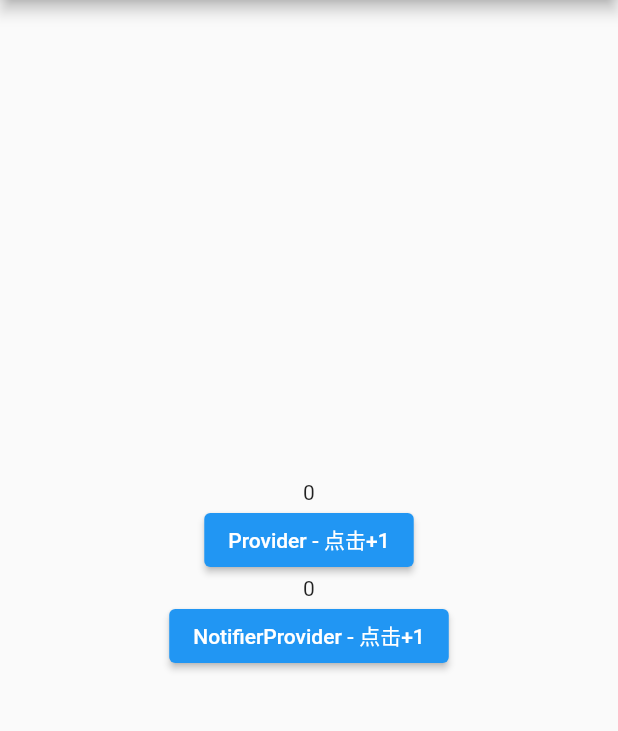
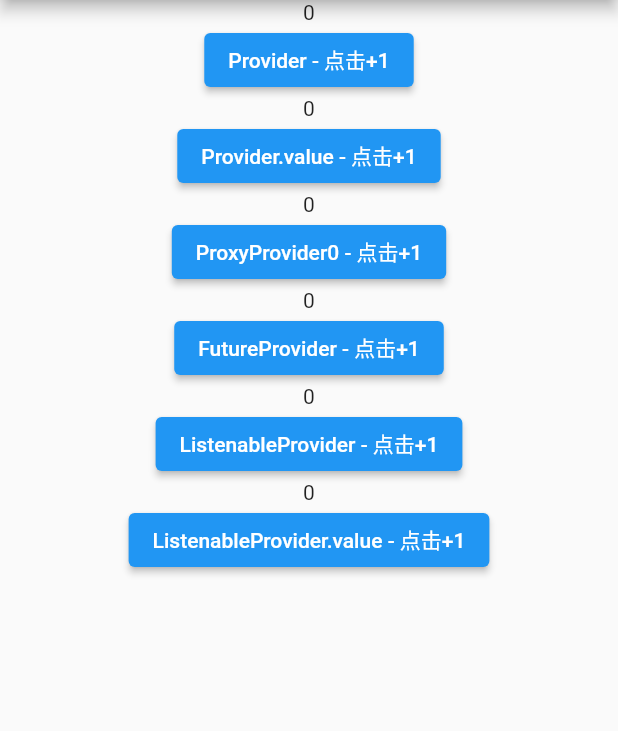
Before and after one commit to MengLiMing/flutter_provider_demo, a Flutter app: the ProviderPage screen opened by its route, on a phone screen of 412 x 824 dp, the part 84-815 px from its top. Run offline on Flutter 3.47's test engine with Material 2 defaults, Android fonts, the phone set to English and light mode, and no system bars; our stand-ins replace flutter_riverpod, webview_flutter; missing offline and left inert: dart:html.

Commit message:
Create web.yml

```diff
--- a/lib/provider_test.dart
+++ b/lib/provider_test.dart
@@ -11,65 +11,113 @@ class ProviderPage extends StatefulWidget {
 }
 
 class _ProviderPageState extends State<ProviderPage> {
-  final countModel = CountModel();
+  final countModel1 = CountModel1();
+  final countModel3 = CountModel3();
 
   @override
   Widget build(BuildContext context) {
     return MultiProvider(
       providers: [
-        // Provider(
-        //   create: (context) => CountModel(),
-        // ),
+        Provider(
+          create: (context) => CountModel(),
+        ),
         Provider.value(
-          value: CountModel(),
+          value: countModel1,
           updateShouldNotify: (old, n) => true,
         ),
-        ChangeNotifierProvider(
+        ProxyProvider0<CountModel2>(
+          create: (context) => CountModel2(),
+          update: (context, model) {
+            return CountModel2()..count = model?.count ?? 0;
+          },
+        ),
+        ListenableProvider(
           create: (context) => CountNotifier(),
         ),
+        ListenableProvider.value(
+          value: CountNotifier1(),
+        ),
+        FutureProvider<CountModel3>(
+          create: (context) => Future.delayed(
+              const Duration(seconds: 2), () => countModel3..count = 4),
+          initialData: countModel3,
+          updateShouldNotify: (c1, c2) => true,
+        )
       ],
       child: Scaffold(
         appBar: AppBar(
           title: const Text('Provider'),
         ),
-        body: Center(
-            child: Column(
-          mainAxisSize: MainAxisSize.min,
-          children: [
-            const CountWidget(),
-            _providerAddBtn(),
-            const CountNotifierWidget(),
-            _providerNotifyAddBtn(),
-          ],
-        )),
+        body: LayoutBuilder(
+          builder: (context, constraints) {
+            return SingleChildScrollView(
+              physics: const AlwaysScrollableScrollPhysics(),
+              child: ConstrainedBox(
+                constraints: BoxConstraints(
+                    minWidth: constraints.maxWidth,
+                    minHeight: constraints.maxHeight),
+                child: Column(
+                  mainAxisSize: MainAxisSize.max,
+                  crossAxisAlignment: CrossAxisAlignment.center,
+                  children: [
+                    /// 下方这样写就是 分割一下 没什么必要
+                    ...[
+                      const CountWidget<CountModel>(),
+                      _button('Provider - 点击+1', _valueAddition<CountModel>),
+                    ],
+                    ...[
+                      const CountWidget<CountModel1>(),
+                      _button(
+                          'Provider.value - 点击+1', _valueAddition<CountModel1>),
+                    ],
+                    ...[
+                      const CountWidget<CountModel2>(),
+                      _button(
+                          'ProxyProvider0 - 点击+1', _valueAddition<CountModel2>),
+                    ],
+                    ...[
+                      const CountWidget<CountModel3>(),
+                      _button(
+                          'FutureProvider - 点击+1', _valueAddition<CountModel3>),
+                    ],
+                    ...[
+                      const CountNotifierWidget<CountNotifier>(),
+                      _button('ListenableProvider - 点击+1',
+                          _countNotifierChanged<CountNotifier>),
+                    ],
+                    ...[
+                      const CountNotifierWidget<CountNotifier1>(),
+                      _button('ListenableProvider.value - 点击+1',
+                          _countNotifierChanged<CountNotifier1>),
+                    ],
+                  ],
+                ),
+              ),
+            );
+          },
+        ),
       ),
     );
   }
 
-  Widget _providerAddBtn() {
-    return Builder(
-      builder: (context) {
-        return ElevatedButton(
-          onPressed: () => _addition(context),
-          child: const Text('Provider - 点击+1'),
-        );
-      },
-    );
-  }
-
-  void _addition(BuildContext context) {
+  void _valueAddition<T extends CountProvider>(BuildContext context) {
     setState(() {
-      final model = context.read<CountModel>();
+      final model = context.read<T>();
       model.count += 1;
     });
   }
 
-  Widget _providerNotifyAddBtn() {
+  void _countNotifierChanged<T extends CountNotifierProvider>(
+      BuildContext context) {
+    context.read<T>().count += 1;
+  }
+
+  Widget _button(String title, void Function(BuildContext conten) action) {
     return Builder(
       builder: (context) {
         return ElevatedButton(
-          onPressed: () => context.read<CountNotifier>().count += 1,
-          child: const Text('NotifierProvider - 点击+1'),
+          onPressed: () => action(context),
+          child: Text(title),
         );
       },
     );
@@ -77,42 +125,54 @@ class _ProviderPageState extends State<ProviderPage> {
 }
 
 /// Provider
-class CountWidget extends StatelessWidget {
+class CountWidget<T extends CountProvider> extends StatelessWidget {
   const CountWidget({Key? key}) : super(key: key);
 
   @override
   Widget build(BuildContext context) {
-    return Consumer<CountModel>(builder: (context, model, child) {
+    return Consumer<T>(builder: (context, model, child) {
       return Text('${model.count}');
     });
   }
 }
 
-class CountModel {
+abstract class CountProvider {
   int count = 0;
-
-  CountModel() {
-    print('CountModel');
-  }
 }
 
+class CountModel extends CountProvider {}
+
+class CountModel1 extends CountProvider {}
+
+class CountModel2 extends CountProvider {}
+
+class CountModel3 extends CountProvider {}
+
 /// ChangeNotifierProvider
-class CountNotifierWidget extends StatelessWidget {
+class CountNotifierWidget<T extends CountNotifierProvider>
+    extends StatelessWidget {
   const CountNotifierWidget({Key? key}) : super(key: key);
 
   @override
   Widget build(BuildContext context) {
-    return Consumer<CountNotifier>(
+    return Consumer<T>(
         builder: (context, value, child) => Text('${value.count}'));
   }
 }
 
-class CountNotifier extends ChangeNotifier {
+abstract class CountNotifierProvider extends ChangeNotifier with CountProvider {
   int _count = 0;
 
+  @override
   int get count => _count;
+
+  @override
   set count(int value) {
     _count = value;
     notifyListeners();
   }
 }
+
+class CountNotifier extends CountNotifierProvider {}
+
+class CountNotifier1 extends CountNotifierProvider {}
--- /dev/null
+++ b/lib/riverpod/riverpod.dart
@@ -0,0 +1,17 @@
+import 'package:flutter/material.dart';
+import 'package:flutter_provider_demo/riverpod/river_pod_page.dart';
+
+import 'future_provider_test.dart';
+import 'provider_test.dart';
+import 'river_pod_page.dart';
+import 'state_notifier_test.dart';
+import 'state_provider_test.dart';
+
+Map<String, WidgetBuilder> riverpods = {
+  RiverPodPage.route: (context) => const RiverPodPage(),
+  RiverProviderTestPage.route: (context) => const RiverProviderTestPage(),
+  StateProviderTestPage.route: (context) => const StateProviderTestPage(),
+  StateNotifierProviderTestPage.route: (context) =>
+      const StateNotifierProviderTestPage(),
+  FutureProviderTestPage.route: (context) => const FutureProviderTestPage(),
+};
--- a/pubspec.yaml
+++ b/pubspec.yaml
@@ -18,7 +18,7 @@ publish_to: "none" # Remove this line if you wish to publish to pub.dev
 version: 1.0.0+1
 
 environment:
-  sdk: ">=2.17.5 <3.0.0"
+  sdk: ">=2.17.0-0 <3.0.0"
 
 # Dependencies specify other packages that your package needs in order to work.
 # To automatically upgrade your package dependencies to the latest versions
@@ -35,6 +35,7 @@ dependencies:
   cupertino_icons: ^1.0.2
   webview_flutter: ^3.0.4
   provider: ^6.0.3
+  flutter_riverpod: ^1.0.4
 
 dev_dependencies:
   flutter_test:
```
Also changed, not shown: lib/common/custom_route_list.dart (added, +53 -0 lines), lib/main.dart (+22 -51 lines), lib/riverpod/future_provider_test.dart (added, +86 -0 lines), lib/riverpod/provider_test.dart (added, +61 -0 lines), lib/riverpod/river_pod_page.dart (added, +34 -0 lines), lib/riverpod/state_notifier_test.dart (added, +78 -0 lines), lib/riverpod/state_provider_test.dart (added, +40 -0 lines), pubspec.lock, 3 other files.
